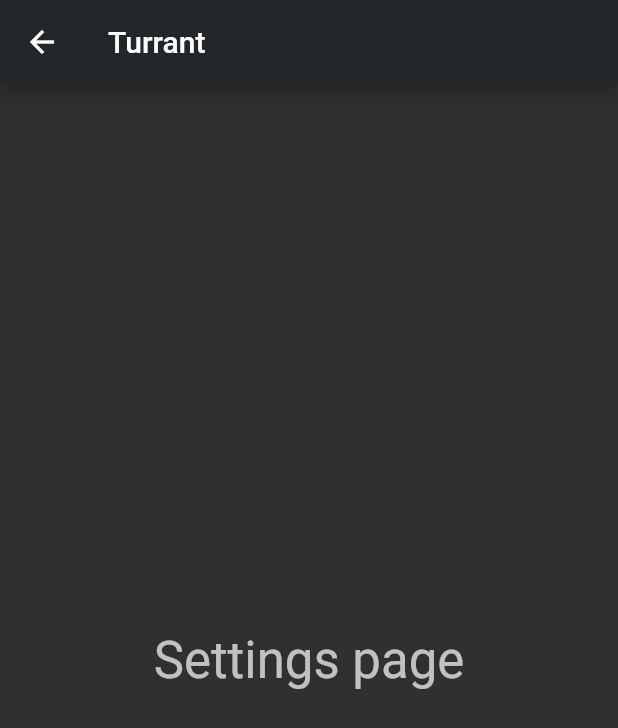
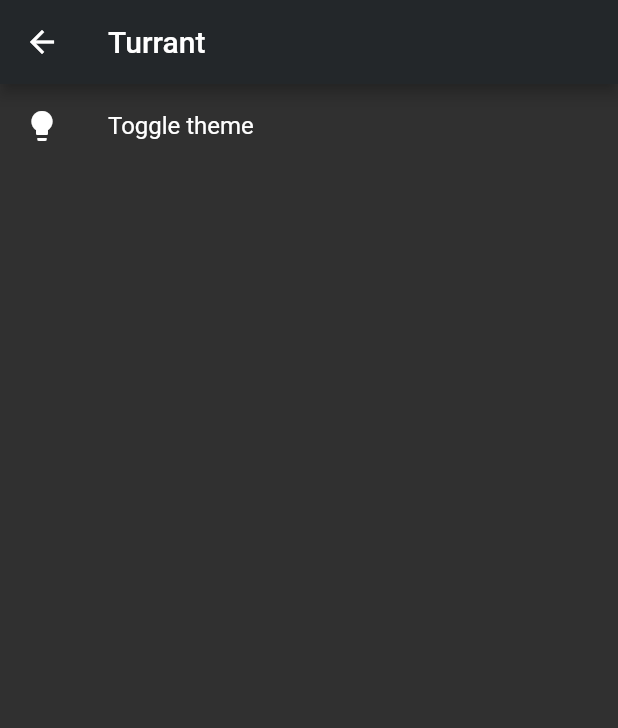
Before and after one commit to mohitkyadav/source-server-manager, a Flutter app: the SettingsPage screen opened by its route, on a phone screen of 412 x 824 dp. Shown: the top 728 px of the screen. Run offline on Flutter 3.47's test engine with Material 2 defaults, Android fonts, the phone set to English and light mode, and no system bars; our stand-ins replace shared_preferences; accounts and stored records are empty.

Commit message:
move toggle theme to settings page

```diff
--- a/lib/ui/pages/settings_page.dart
+++ b/lib/ui/pages/settings_page.dart
@@ -1,4 +1,10 @@
 import 'package:flutter/material.dart';
+
+import 'package:provider/provider.dart';
+import 'package:shared_preferences/shared_preferences.dart';
+
+import 'package:turrant/themes/app_themes.dart';
+import 'package:turrant/themes/theme_notifier.dart';
 
 class SettingsPage extends StatefulWidget {
   SettingsPage({Key key,}) : super(key: key);
@@ -9,6 +15,13 @@ class SettingsPage extends StatefulWidget {
 
 class _SettingsPageState extends State<SettingsPage> {
   static const _title = 'Turrant';
+  bool isDarkModeOn = false;
+
+  @override
+  void initState() {
+    _checkDarkMode();
+    super.initState();
+  }
 
   @override
   Widget build(BuildContext context) {
@@ -18,16 +31,40 @@ class _SettingsPageState extends State<SettingsPage> {
         title: Text(_title),
       ),
       body: Center(
-        child: Column(
-          mainAxisAlignment: MainAxisAlignment.center,
-          children: <Widget>[
-            Text(
-              'Settings page',
-              style: Theme.of(context).textTheme.headline4,
-            ),
+        child: ListView(
+          padding: EdgeInsets.zero,
+          children: [
+            ListTile(
+              leading: Icon(isDarkModeOn ? Icons.lightbulb_outline : Icons.lightbulb),
+              title: Text('Toggle theme'),
+              onTap: () =>_toggleTheme(context),
+            )
           ],
         ),
       ),
     );
   }
+
+  void _checkDarkMode() {
+    SharedPreferences.getInstance().then((prefs) {
+      setState(() {
+        isDarkModeOn = prefs.getBool('darkMode') ?? false;
+      });
+    });
+  }
+
+  void _toggleTheme(BuildContext context) {
+    SharedPreferences.getInstance().then((prefs) {
+      var darkModeOn = prefs.getBool('darkMode') ?? true;
+      final themeNotifier = Provider.of<ThemeNotifier>(context, listen: false);
+
+      if (darkModeOn) {
+        themeNotifier.setTheme(lightTheme);
+      } else {
+        themeNotifier.setTheme(darkTheme);
+      }
+      prefs.setBool('darkMode', !darkModeOn);
+      _checkDarkMode();
+    });
+  }
 }
```
Also changed, not shown: lib/ui/pages/home_page.dart (+0 -26 lines).
